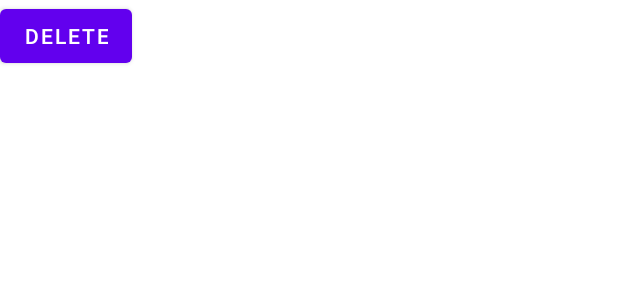
After one commit to chenyo34/B07_TUT08_GP, an Android app: the layout admin_edit_page.xml on its own in the app's theme, with its tools: preview values and no code run, on a phone screen of 412 x 824 dp. The commit adds this screen. Shown: the top 300 px of the screen. Run offline under Robolectric (Android 15) with nearby library versions, the phone set to English and light mode, and no system bars.

Commit message:
admin_Add_course_Page_update
Slight Changes in layout and text

```diff
--- /dev/null
+++ b/CoursePlanner/app/src/main/res/layout/admin_edit_page.xml
@@ -0,0 +1,14 @@
+<?xml version="1.0" encoding="utf-8"?>
+<androidx.constraintlayout.widget.ConstraintLayout xmlns:android="http://schemas.android.com/apk/res/android"
+    xmlns:tools="http://schemas.android.com/tools"
+    android:layout_width="match_parent"
+    android:layout_height="match_parent">
+
+    <Button
+        android:id="@+id/button"
+        android:layout_width="wrap_content"
+        android:layout_height="wrap_content"
+        android:text="Delete"
+        tools:layout_editor_absoluteX="160dp"
+        tools:layout_editor_absoluteY="458dp" />
+</androidx.constraintlayout.widget.ConstraintLayout>
--- a/CoursePlanner/app/src/main/res/values/strings.xml
+++ b/CoursePlanner/app/src/main/res/values/strings.xml
@@ -7,7 +7,7 @@
     <string name="next">Next</string>
     <string name="previous">Previous</string>
     <string name="adminAddCourseSubmit">New Course Submit</string>
-    <string name="adminAddCourse">Please fill the information about the new courses</string>
+    <string name="adminAddCourse">Please fill the information about the new course</string>
     <string name="adminAddCourseName">Course Name</string>
     <string name="adminAddCourseCode">Course Code</string>
     <string name="adminAddOffering">Offering Session</string>
```
Also changed, not shown: CoursePlanner/app/src/main/res/layout/admin_add_course.xml (+67 -62 lines), 1 other file.
